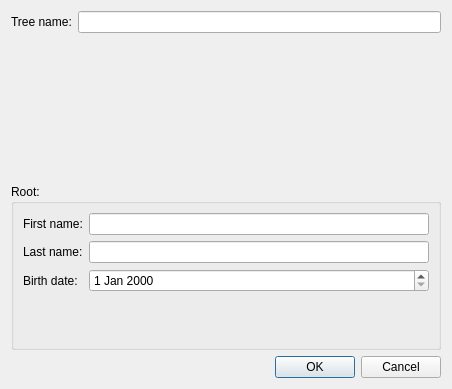
Qt form src/main_view/treebuilderview.ui (mspr/Lucy) before a commit.
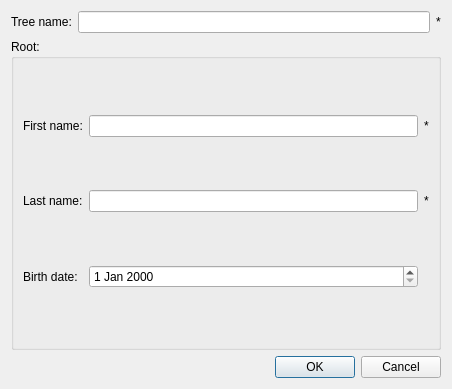
The same form after that commit.

Commit message: Add validation for the tree builder view.

Diff of the .ui file:
```diff
--- a/src/main_view/treebuilderview.ui
+++ b/src/main_view/treebuilderview.ui
@@ -13,9 +13,12 @@
   <property name="windowTitle">
    <string>Dialog</string>
   </property>
-  <layout class="QVBoxLayout" name="verticalLayout">
-   <item>
-    <layout class="QFormLayout" name="formLayout">
+  <layout class="QGridLayout" name="gridLayout_3">
+   <item row="0" column="0">
+    <layout class="QGridLayout" name="gridLayout_2">
+     <item row="0" column="1">
+      <widget class="QLineEdit" name="treeNameLineEdit"/>
+     </item>
      <item row="0" column="0">
       <widget class="QLabel" name="label">
        <property name="text">
@@ -23,17 +26,21 @@
        </property>
       </widget>
      </item>
-     <item row="0" column="1">
-      <widget class="QLineEdit" name="treeNameLineEdit"/>
+     <item row="0" column="2">
+      <widget class="QLabel" name="treeNameValidationMarker">
+       <property name="text">
+        <string>*</string>
+       </property>
+      </widget>
      </item>
     </layout>
    </item>
-   <item>
+   <item row="1" column="0">
     <widget class="QGroupBox" name="groupBox">
      <property name="title">
       <string>Root:</string>
      </property>
-     <layout class="QFormLayout" name="formLayout_2">
+     <layout class="QGridLayout" name="gridLayout">
       <item row="0" column="0">
        <widget class="QLabel" name="label_2">
         <property name="text">
@@ -51,8 +58,8 @@
         </property>
        </widget>
       </item>
-      <item row="1" column="1">
-       <widget class="QLineEdit" name="lastNameLideEdit"/>
+      <item row="2" column="1">
+       <widget class="QDateEdit" name="birthDateEdit"/>
       </item>
       <item row="2" column="0">
        <widget class="QLabel" name="label_4">
@@ -61,8 +68,22 @@
         </property>
        </widget>
       </item>
-      <item row="2" column="1">
-       <widget class="QDateEdit" name="birthDateEdit"/>
+      <item row="1" column="1">
+       <widget class="QLineEdit" name="lastNameLideEdit"/>
+      </item>
+      <item row="0" column="2">
+       <widget class="QLabel" name="firstNameValidationMarker">
+        <property name="text">
+         <string>*</string>
+        </property>
+       </widget>
+      </item>
+      <item row="1" column="2">
+       <widget class="QLabel" name="lastNameValidationMarker">
+        <property name="text">
+         <string>*</string>
+        </property>
+       </widget>
       </item>
      </layout>
     </widget>
```
Left out of the diff: 2 changed lines with no effect on the pictures. The commit also changes 5 other files.
